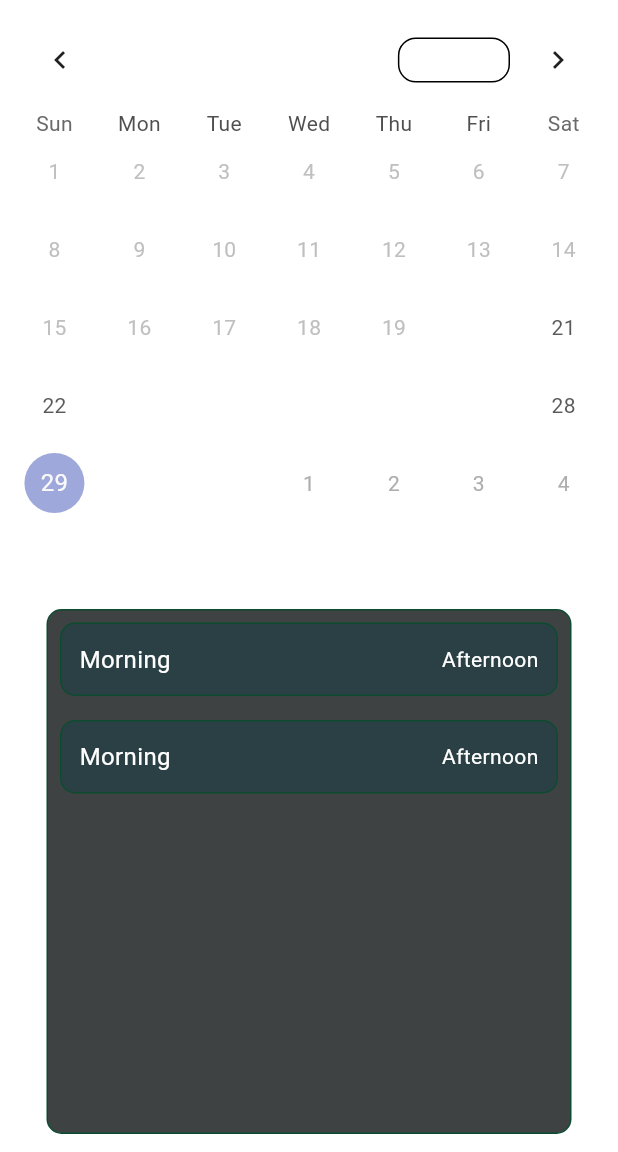
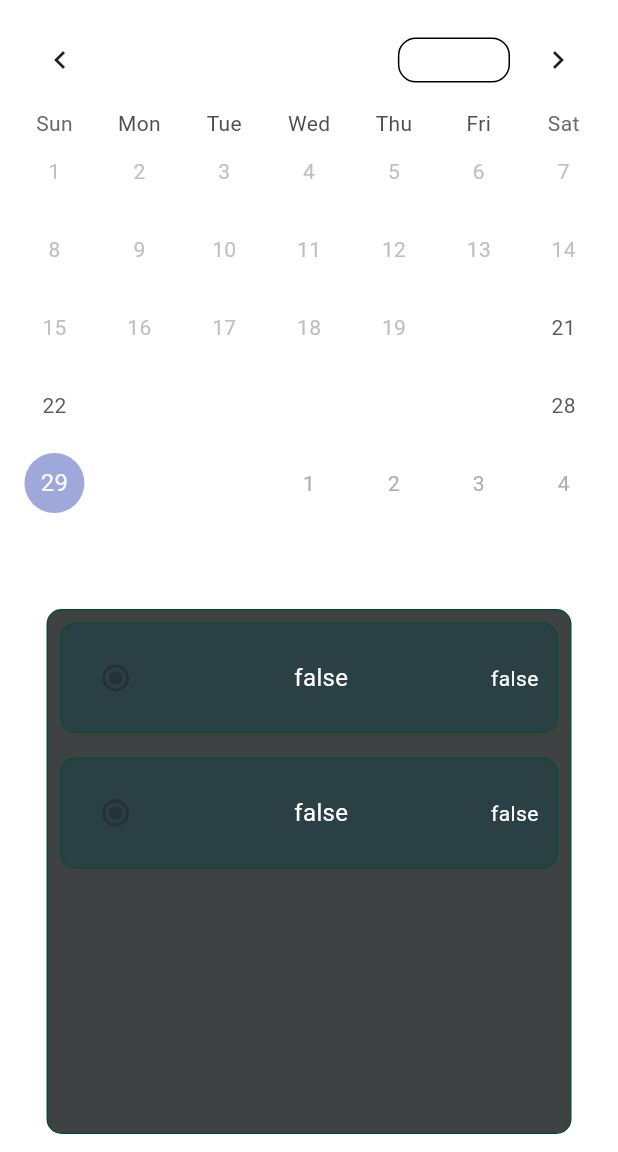
Before and after one commit to Fuadseid/checklist_app_for_medical_tab_user, a Flutter app: the screen it shows after launch, on a phone screen of 412 x 824 dp, the part 84-1236 px from its top. Run offline on Flutter 3.47's test engine with Material 3 defaults, Android fonts, the phone set to English and light mode, and no system bars; drawn by our look-alikes of table_calendar.

Commit message:
work with provider

```diff
--- a/checklist_app/lib/Screen/Displaycheck.dart
+++ b/checklist_app/lib/Screen/Displaycheck.dart
@@ -1,30 +1,19 @@
 import 'package:flutter/material.dart';
-import 'package:checklist_app/provider/checkerprovider.dart';
 import 'package:provider/provider.dart';
+import 'package:checklist_app/provider/Checkerprovider.dart';
 
-class Displaycheck extends StatefulWidget {
+class Displaycheck extends StatelessWidget {
   const Displaycheck({super.key});
 
   @override
-  State<Displaycheck> createState() => _DisplaycheckState();
-}
+  Widget build(BuildContext context) {
+    // Access Checkerprovider values
+    final bvalue = context.watch<Checkerprovider>().bvalue;
+    final bvalue1 = context.watch<Checkerprovider>().bvalue1;
 
-class _DisplaycheckState extends State<Displaycheck> {
-
-
-  @override
-  Widget build(BuildContext context) {
-    final List<Map<String, dynamic>> timeLabels = [
-      {
-        'label': 'Morning',
-        'timeRange': 'Afternoon',
-        'bvalue': context.watch<Checkerprovider>().bvalue,
-        'bvalue1': context.watch<Checkerprovider>().bvalue1,
-      },
-      {'label': 'Morning', 'timeRange': 'Afternoon'},
-    ];
-
-   return Container(
+    return Consumer(
+      builder: (context, value, child) =>
+      Container(
         decoration: BoxDecoration(
           borderRadius: BorderRadius.circular(10),
           border: Border.all(color: const Color.fromARGB(255, 12, 75, 47)),
@@ -33,17 +22,13 @@ class _DisplaycheckState extends State<Displaycheck> {
         height: 350,
         width: 350,
         child: ListView.builder(
-        itemCount: timeLabels.length,
+          itemCount: 2, // Example item count
           itemBuilder: (context, index) {
-          String timerangemorning = timeLabels[index].values.elementAt(0);
-          String timerangeevening = timeLabels[index].values.elementAt(1);
-
             return Padding(
               padding: const EdgeInsets.all(8.0),
               child: Container(
                 decoration: BoxDecoration(
-                border:
-                    Border.all(color: const Color.fromARGB(255, 12, 75, 47)),
+                  border: Border.all(color: const Color.fromARGB(255, 12, 75, 47)),
                   borderRadius: BorderRadius.circular(10),
                   color: const Color.fromARGB(255, 43, 64, 69),
                 ),
@@ -52,12 +37,13 @@ class _DisplaycheckState extends State<Displaycheck> {
                   child: Row(
                     mainAxisAlignment: MainAxisAlignment.spaceBetween,
                     children: [
+                      Radio(value: false, groupValue: context.read<Checkerprovider>().bvalue, onChanged: null),
                       Text(
-                      timerangemorning,
+                        bvalue.toString(), // Display bvalue from Checkerprovider
                         style: const TextStyle(color: Colors.white, fontSize: 16),
                       ),
                       Text(
-                      timerangeevening,
+                        context.read<Checkerprovider>().bvalue.toString(), // Display bvalue1 from Checkerprovider
                         style: const TextStyle(color: Colors.white, fontSize: 14),
                       ),
                     ],
@@ -67,6 +53,7 @@ class _DisplaycheckState extends State<Displaycheck> {
             );
           },
         ),
+      ),
     );
   }
 }
--- a/checklist_app/lib/main.dart
+++ b/checklist_app/lib/main.dart
@@ -5,14 +5,14 @@ import 'package:checklist_app/provider/Checkerprovider.dart';
 
 class AppTheme {
   static ThemeData darkTheme = ThemeData(
-      primaryColor: const Color(0x00004eea),
-      secondaryHeaderColor:const Color.fromARGB(160, 3, 27, 30),
-      textTheme:const TextTheme(
-        bodyLarge: TextStyle(color: Colors.white,fontSize: 20, fontWeight: FontWeight.bold),
-        bodyMedium:  TextStyle(color: Colors.white,fontSize: 14),
-        bodySmall:  TextStyle(color: Colors.white,fontSize: 12),
-
-        ));
+    primaryColor: const Color(0x00004eea),
+    secondaryHeaderColor: const Color.fromARGB(160, 3, 27, 30),
+    textTheme: const TextTheme(
+      bodyLarge: TextStyle(color: Colors.white, fontSize: 20, fontWeight: FontWeight.bold),
+      bodyMedium: TextStyle(color: Colors.white, fontSize: 14),
+      bodySmall: TextStyle(color: Colors.white, fontSize: 12),
+    ),
+  );
 }
 
 void main() {
@@ -25,15 +25,14 @@ class MyApp extends StatelessWidget {
   @override
   Widget build(BuildContext context) {
     return MultiProvider(
-      providers:[
-        ChangeNotifierProvider(create: (context) => Checkerprovider()),
+      providers: [
+        ChangeNotifierProvider(create: (context) => Checkerprovider()), // Make sure provider is here
       ],
-      child:  MaterialApp(
+      child: MaterialApp(
         debugShowCheckedModeBanner: false,
         theme: AppTheme.darkTheme,
-
         themeMode: ThemeMode.system,
-        home: const Homepage(),
+        home: const Homepage(),  // Home page starts here
       ),
     );
   }
--- a/checklist_app/lib/provider/checkerprovider.dart
+++ b/checklist_app/lib/provider/checkerprovider.dart
@@ -1,18 +1,35 @@
+
 import 'package:flutter/material.dart';
 
-class Checkerprovider extends ChangeNotifier {
-  bool bvalue = false;
-  bool bvalue1 = false;
-Checkerprovider({this.bvalue = false, this.bvalue1 = false});
+class Checkerprovider with ChangeNotifier {
+
+  bool _toggleBvalue = false;
+
+  bool _toggleBvalue1 = false;
 
 
-  set toggleBvalue(bool newvalue) {
-    bvalue = newvalue;
+
+  bool get bvalue => _toggleBvalue;
+
+  bool get bvalue1 => _toggleBvalue1;
+
+
+  set toggleBvalue(bool value) {
+
+    _toggleBvalue = value;
+
     notifyListeners();
+
   }
 
-  set toggleBvalue1(bool newvalue1) {
-    bvalue1 = newvalue1;
+
+
+  set toggleBvalue1(bool value) {
+
+    _toggleBvalue1 = value;
+
     notifyListeners();
+
   }
+
 }
--- a/checklist_app/lib/widget/Homepage.dart
+++ b/checklist_app/lib/widget/Homepage.dart
@@ -1,6 +1,6 @@
 import 'package:flutter/material.dart';
-import 'package:checklist_app/Screen/Calander.dart';
-import 'package:checklist_app/Screen/Displaycheck.dart';
+import 'package:checklist_app/Screen/Calander.dart';  // Assuming you have Calendar imported
+import 'package:checklist_app/Screen/Displaycheck.dart';  // Correct import of Displaycheck
 
 class Homepage extends StatelessWidget {
   const Homepage({super.key});
@@ -26,11 +26,11 @@ class Homepage extends StatelessWidget {
           Expanded(
               child: Column(
             children: [
-              Calendar(),
-               SizedBox(
+              Calendar(),  // Ensure Calendar is imported correctly
+              SizedBox(
                 height: 50,
               ),
-              Displaycheck(),
+              Displaycheck(),  // Displaycheck is used here
             ],
           ))
         ],
```
Also changed, not shown: checklist_app/lib/Screen/Calander.dart (+3 -33 lines). Lines whose indentation alone changed are shown as unchanged.
